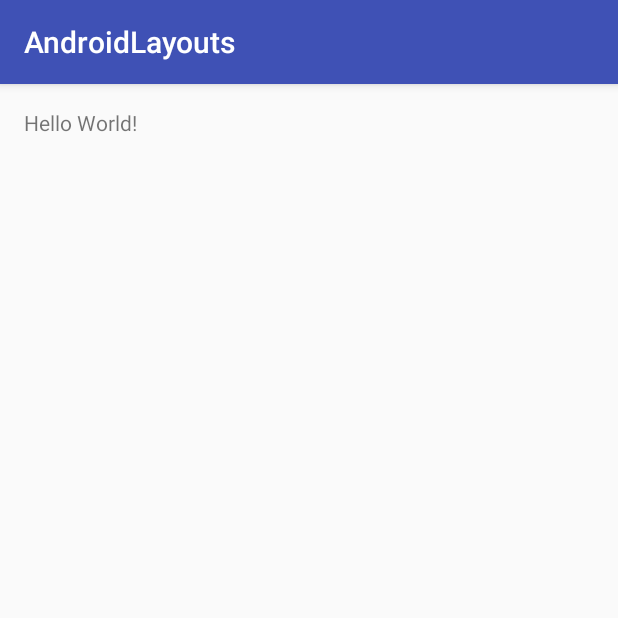
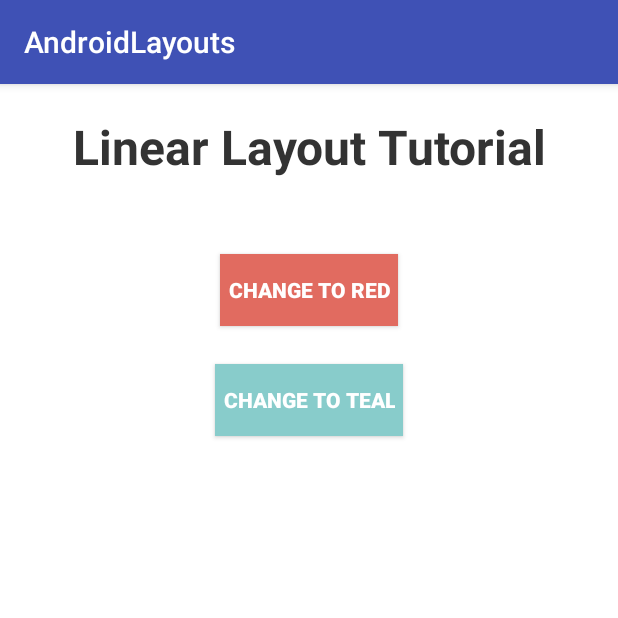
Before and after one commit to tsabbasi/Android-Developement, an Android app: the screen it shows after launch (AndroidLayouts before the commit, MainActivity after it), on a phone screen of 412 x 824 dp, the top half of it. Run offline under Robolectric (Android 15) with nearby library versions, the phone set to English and light mode, and no system bars.

Commit message:
Basic Layout Manipulation

```diff
--- a/AndroidLayouts/app/src/main/AndroidManifest.xml
+++ b/AndroidLayouts/app/src/main/AndroidManifest.xml
@@ -8,7 +8,7 @@
         android:label="@string/app_name"
         android:supportsRtl="true"
         android:theme="@style/AppTheme">
-        <activity android:name=".AndroidLayouts">
+        <activity android:name=".MainActivity">
             <intent-filter>
                 <action android:name="android.intent.action.MAIN" />
 
--- a/AndroidLayouts/app/src/main/java/com/example/tubaabbasi/androidlayouts/AndroidLayouts.java
+++ /dev/null
@@ -1,13 +0,0 @@
-package com.example.tubaabbasi.androidlayouts;
-
-import android.support.v7.app.AppCompatActivity;
-import android.os.Bundle;
-
-public class AndroidLayouts extends AppCompatActivity {
-
-    @Override
-    protected void onCreate(Bundle savedInstanceState) {
-        super.onCreate(savedInstanceState);
-        setContentView(R.layout.activity_android_layouts);
-    }
-}
--- /dev/null
+++ b/AndroidLayouts/app/src/main/java/com/example/tubaabbasi/androidlayouts/MainActivity.java
@@ -0,0 +1,45 @@
+package com.example.tubaabbasi.androidlayouts;
+
+import android.graphics.Color;
+import android.support.v7.app.AppCompatActivity;
+import android.os.Bundle;
+import android.view.View;
+import android.widget.Button;
+import android.widget.LinearLayout;
+import android.widget.TextView;
+
+public class MainActivity extends AppCompatActivity {
+
+    LinearLayout background;
+    Button redBtn, tealBtn;
+
+    @Override
+    protected void onCreate(Bundle savedInstanceState) {
+        super.onCreate(savedInstanceState);
+        setContentView(R.layout.linear_layout);
+
+        background = (LinearLayout) findViewById(R.id.background);
+        redBtn = (Button) findViewById(R.id.redBtn);
+        tealBtn = (Button) findViewById(R.id.tealBtn);
+
+        redBtn.setOnClickListener(new View.OnClickListener() {
+
+            @Override
+
+            public void onClick (View view) {
+                background.setBackgroundColor(Color.parseColor("#e16b60"));
+
+            }
+        });
+
+        tealBtn.setOnClickListener(new View.OnClickListener() {
+
+            @Override
+
+            public void onClick (View view) {
+                background.setBackgroundColor(Color.parseColor("#88cccb"));
+
+            }
+        });
+    }
+}
--- a/AndroidLayouts/app/src/main/res/layout/activity_android_layouts.xml
+++ b/AndroidLayouts/app/src/main/res/layout/activity_android_layouts.xml
@@ -7,7 +7,7 @@
     android:paddingLeft="@dimen/activity_horizontal_margin"
     android:paddingRight="@dimen/activity_horizontal_margin"
     android:paddingTop="@dimen/activity_vertical_margin"
-    tools:context="com.example.tubaabbasi.androidlayouts.AndroidLayouts">
+    tools:context=".MainActivity">
 
     <TextView
         android:layout_width="wrap_content"
--- a/AndroidLayouts/app/src/main/res/layout/linear_layout.xml
+++ b/AndroidLayouts/app/src/main/res/layout/linear_layout.xml
@@ -1,26 +1,50 @@
 <?xml version="1.0" encoding="utf-8"?>
+
 <LinearLayout xmlns:android="http://schemas.android.com/apk/res/android"
-    android:orientation="vertical" android:layout_width="match_parent"
+    android:id="@+id/background"
+
+    android:orientation="vertical"
+    android:layout_width="match_parent"
     android:layout_height="match_parent"
-    android:background="#b0cdd6">
+    android:background="#fff">
 
     <TextView
         android:layout_width="fill_parent"
         android:layout_height="wrap_content"
+        android:layout_marginTop="20dp"
+        android:gravity="center"
         android:textSize="32sp"
-        android:gravity="center"
+        android:textColor="#333333"
+        android:textStyle="bold"
+
         android:text="Linear Layout Tutorial"></TextView>
 
     <Button
+        android:id="@+id/redBtn"
+
         android:layout_width="wrap_content"
         android:layout_height="wrap_content"
+        android:layout_marginBottom="25dp"
+        android:layout_marginTop="50dp"
+        android:padding="5dp"
         android:layout_gravity="center"
-        android:text="Change to Green"></Button>
+        android:background="#e16b60"
+        android:textColor="#fff"
+        android:textStyle="bold"
+
+        android:text="Change to Red"></Button>
 
     <Button
+        android:id="@+id/tealBtn"
+
         android:layout_width="wrap_content"
         android:layout_height="wrap_content"
+        android:padding="5dp"
         android:layout_gravity="center"
-        android:text="Change to Blue"></Button>
+        android:background="#88cccb"
+        android:textColor="#fff"
+        android:textStyle="bold"
+
+        android:text="Change to Teal"></Button>
 
 </LinearLayout>
```
